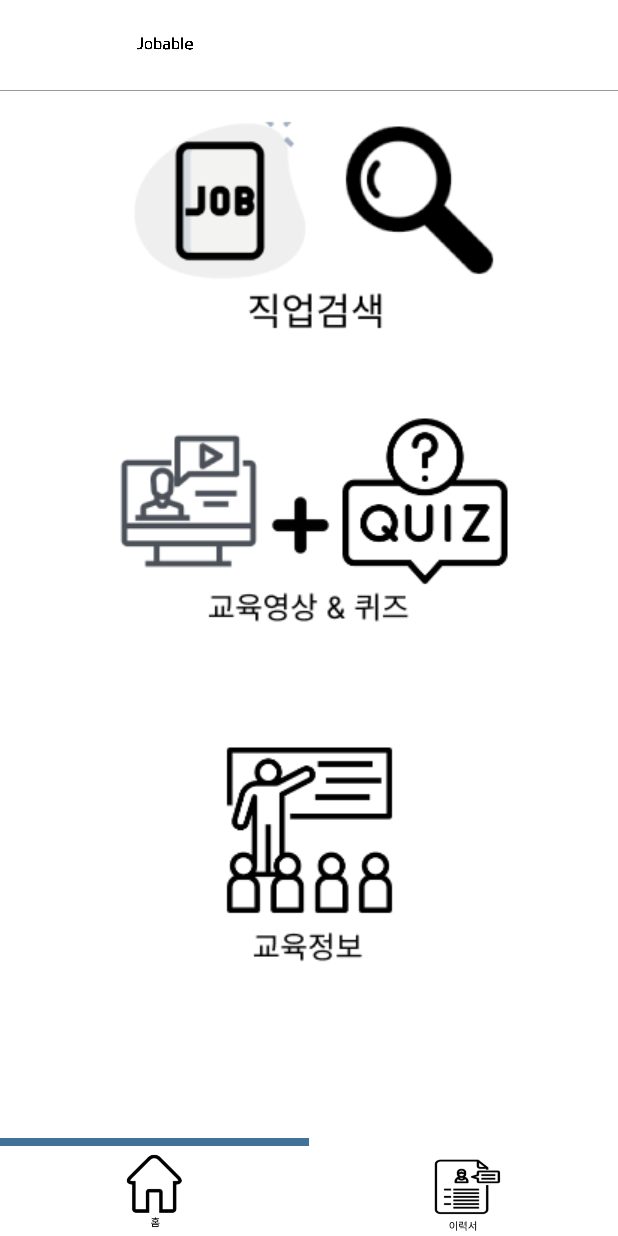
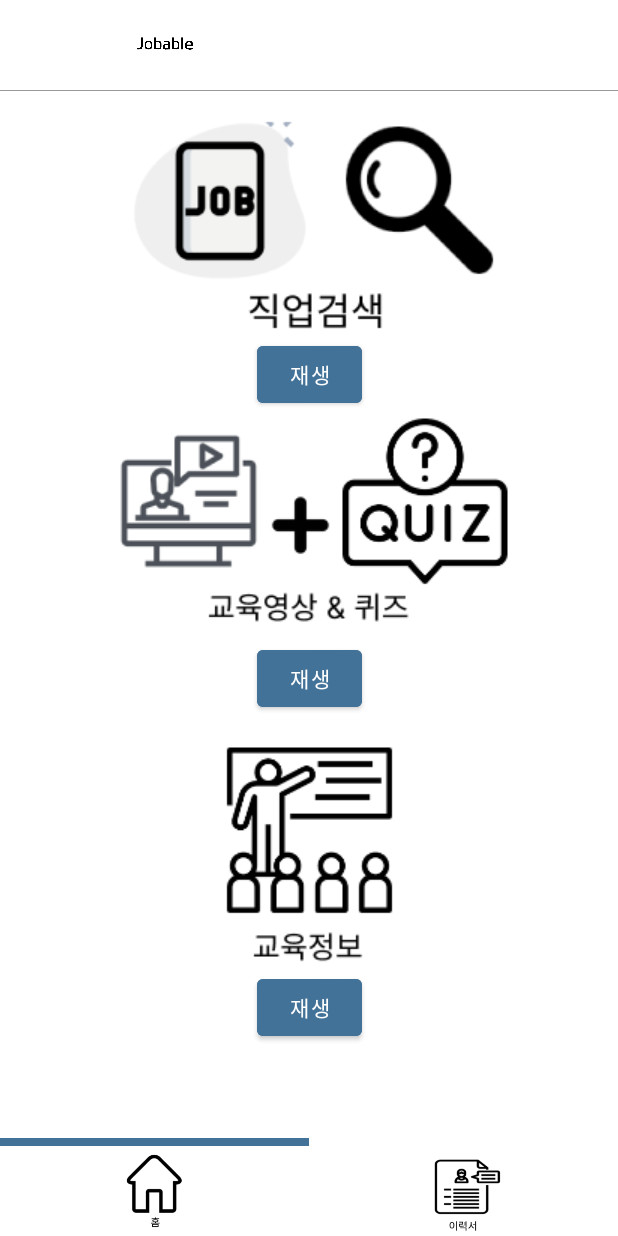
Before and after one commit to gawgjiug/Jobable2, an Android app: the HomeFragment screen opened directly, with no data from a screen before it, on a phone screen of 412 x 824 dp. Run offline under Robolectric (Android 15) with nearby library versions, the phone set to English and light mode, and no system bars; our stand-ins replace Firebase (no records; nobody signed in at launch, a user with empty details on screens opened directly), data binding.

Commit message:
2023 07 10 mp3파일 추가 재생 버튼 추가

```diff
--- a/app/src/main/java/com/example/capstone/fragments/HomeFragment.kt
+++ b/app/src/main/java/com/example/capstone/fragments/HomeFragment.kt
@@ -1,6 +1,7 @@
 package com.example.capstone.fragments
 
 import android.content.Intent
+import android.media.MediaPlayer
 import android.os.Bundle
 import android.provider.MediaStore.Video
 import androidx.fragment.app.Fragment
@@ -25,6 +26,7 @@ class HomeFragment : Fragment() {
     // TODO: Rename and change types of parameters
 
     private lateinit var binding : FragmentHomeBinding
+    private var mediaplayer : MediaPlayer?= null
 
     override fun onCreate(savedInstanceState: Bundle?) {
         super.onCreate(savedInstanceState)
@@ -37,6 +39,7 @@ class HomeFragment : Fragment() {
     ): View? {
 
         binding = DataBindingUtil.inflate(inflater, R.layout.fragment_home, container, false)
+        mediaplayer = MediaPlayer.create(requireContext(),R.raw.search_mp3)
 
         binding.resumeTap.setOnClickListener{
             it.findNavController().navigate(R.id.action_homeFragment_to_resumeFragment)
@@ -53,6 +56,15 @@ class HomeFragment : Fragment() {
             val intent = Intent(binding.root.context,UserBoardActivity::class.java)
             startActivity(intent)
         }
+        binding.searchmp3.setOnClickListener {
+            mediaplayer?.start()
+        }
+        binding.quizmp3.setOnClickListener {
+            mediaplayer?.start()
+        }
+        binding.welfaremp3.setOnClickListener {
+            mediaplayer?.start()
+        }
 
 
         return binding.root
--- a/app/src/main/res/layout/fragment_home.xml
+++ b/app/src/main/res/layout/fragment_home.xml
@@ -62,7 +62,6 @@
             </LinearLayout>
 
 
-
             <ImageView
                 android:id="@+id/home_search"
                 android:layout_width="wrap_content"
@@ -76,6 +75,16 @@
                 app:layout_constraintVertical_bias="0.058"
                 app:srcCompat="@drawable/home_search" />
 
+            <Button
+                android:id="@+id/searchmp3"
+                android:layout_width="70dp"
+                android:layout_height="50dp"
+                android:backgroundTint="@color/mainColor"
+                android:text="재생"
+                app:layout_constraintEnd_toEndOf="parent"
+                app:layout_constraintStart_toStartOf="parent"
+                app:layout_constraintTop_toBottomOf="@+id/home_search"></Button>
+
             <ImageView
                 android:id="@+id/home_video"
                 android:layout_width="wrap_content"
@@ -87,6 +96,16 @@
                 app:layout_constraintTop_toBottomOf="@+id/home_search"
                 app:layout_constraintVertical_bias="0.128"
                 app:srcCompat="@drawable/home_video" />
+
+            <Button
+                android:id="@+id/quizmp3"
+                android:layout_width="70dp"
+                android:layout_height="50dp"
+                android:backgroundTint="@color/mainColor"
+                android:text="재생"
+                app:layout_constraintEnd_toEndOf="parent"
+                app:layout_constraintStart_toStartOf="parent"
+                app:layout_constraintTop_toBottomOf="@+id/home_video"></Button>
 
             <ImageView
                 android:id="@+id/home_info"
@@ -100,6 +119,18 @@
                 app:layout_constraintVertical_bias="0.359"
                 app:srcCompat="@drawable/home_info" />
 
+            <Button
+                android:id="@+id/welfaremp3"
+                android:layout_width="70dp"
+                android:layout_height="50dp"
+                android:backgroundTint="@color/mainColor"
+                android:text="재생"
+                app:layout_constraintEnd_toEndOf="parent"
+                app:layout_constraintStart_toStartOf="parent"
+                app:layout_constraintTop_toBottomOf="@+id/home_info">
+
+            </Button>
+
 
         </androidx.constraintlayout.widget.ConstraintLayout>
 
```
Also changed, not shown: 3 other files.
